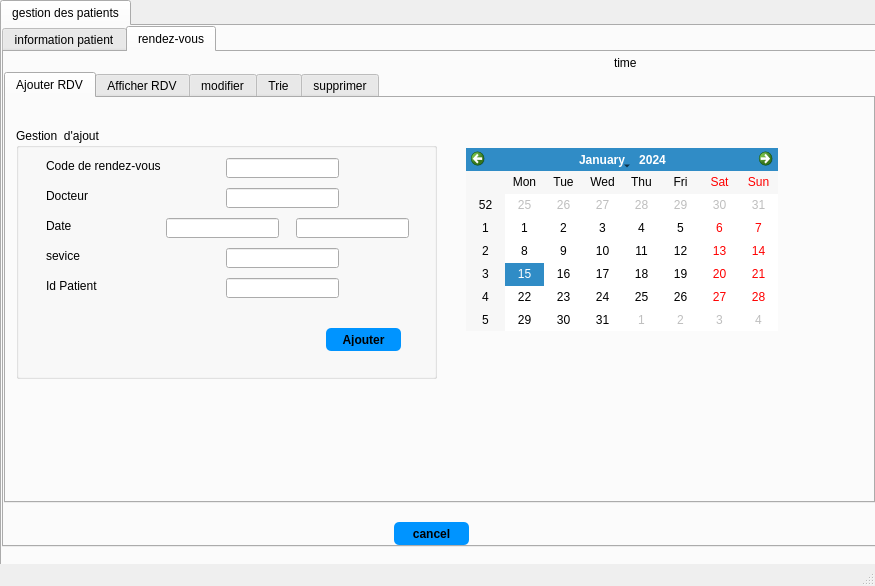
zeineb-eya/E-Health_care_2A12, file Desktop/2A12/project c++/qt/E-Clinic/mainwindow.ui: the form before one commit.
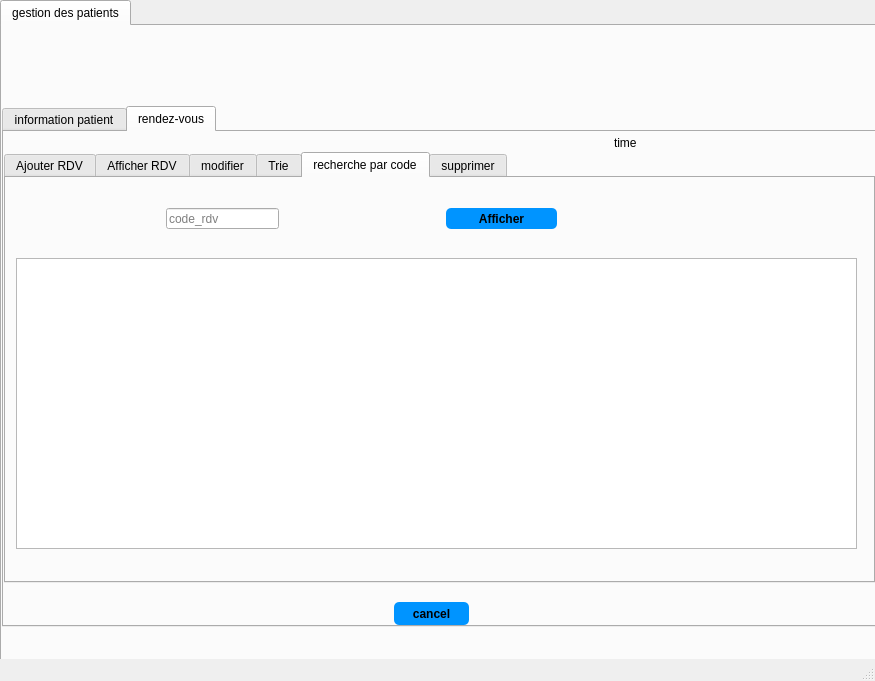
The form after the commit. The open tabs and pages were chosen to show the change. Icons and pictures are not drawn.

Patch:
```diff
--- a/Desktop/2A12/project c++/qt/E-Clinic/mainwindow.ui
+++ b/Desktop/2A12/project c++/qt/E-Clinic/mainwindow.ui
@@ -7,7 +7,7 @@
     <x>0</x>
     <y>0</y>
     <width>875</width>
-    <height>586</height>
+    <height>681</height>
    </rect>
   </property>
   <property name="windowTitle">
@@ -23,7 +23,7 @@
       <x>0</x>
       <y>0</y>
       <width>881</width>
-      <height>621</height>
+      <height>661</height>
      </rect>
     </property>
     <property name="currentIndex">
@@ -37,7 +37,7 @@
       <property name="geometry">
        <rect>
         <x>0</x>
-        <y>0</y>
+        <y>80</y>
         <width>881</width>
         <height>521</height>
        </rect>
@@ -1418,6 +1418,59 @@
           </property>
          </widget>
         </widget>
+        <widget class="QWidget" name="tab_7">
+         <attribute name="title">
+          <string>recherche par code</string>
+         </attribute>
+         <widget class="QTableView" name="tab_aff_rdv">
+          <property name="geometry">
+           <rect>
+            <x>10</x>
+            <y>80</y>
+            <width>841</width>
+            <height>291</height>
+           </rect>
+          </property>
+         </widget>
+         <widget class="QLineEdit" name="lineEdit_aff_coderdv">
+          <property name="geometry">
+           <rect>
+            <x>160</x>
+            <y>30</y>
+            <width>113</width>
+            <height>21</height>
+           </rect>
+          </property>
+          <property name="placeholderText">
+           <string>code_rdv</string>
+          </property>
+         </widget>
+         <widget class="QPushButton" name="pb_aff_rdv">
+          <property name="geometry">
+           <rect>
+            <x>440</x>
+            <y>30</y>
+            <width>111</width>
+            <height>21</height>
+           </rect>
+          </property>
+          <property name="styleSheet">
+           <string notr="true">QPushButton {
+padding: 5px;
+border-radius: 5px;
+background-color:#0094ff;
+font-weight: bold;
+}
+QPushButton:hover
+{
+color :white;
+}</string>
+          </property>
+          <property name="text">
+           <string>Afficher</string>
+          </property>
+         </widget>
+        </widget>
         <widget class="QWidget" name="tab_10">
          <attribute name="title">
           <string>supprimer</string>
@@ -1502,6 +1555,22 @@
        </widget>
       </widget>
      </widget>
+     <widget class="QLabel" name="label_3">
+      <property name="geometry">
+       <rect>
+        <x>770</x>
+        <y>0</y>
+        <width>91</width>
+        <height>91</height>
+       </rect>
+      </property>
+      <property name="styleSheet">
+       <string notr="true">image: url(:/logoeclinic.png);</string>
+      </property>
+      <property name="text">
+       <string/>
+      </property>
+     </widget>
     </widget>
    </widget>
   </widget>
```
Left out of the diff: 8 changed lines with no effect on the pictures.
